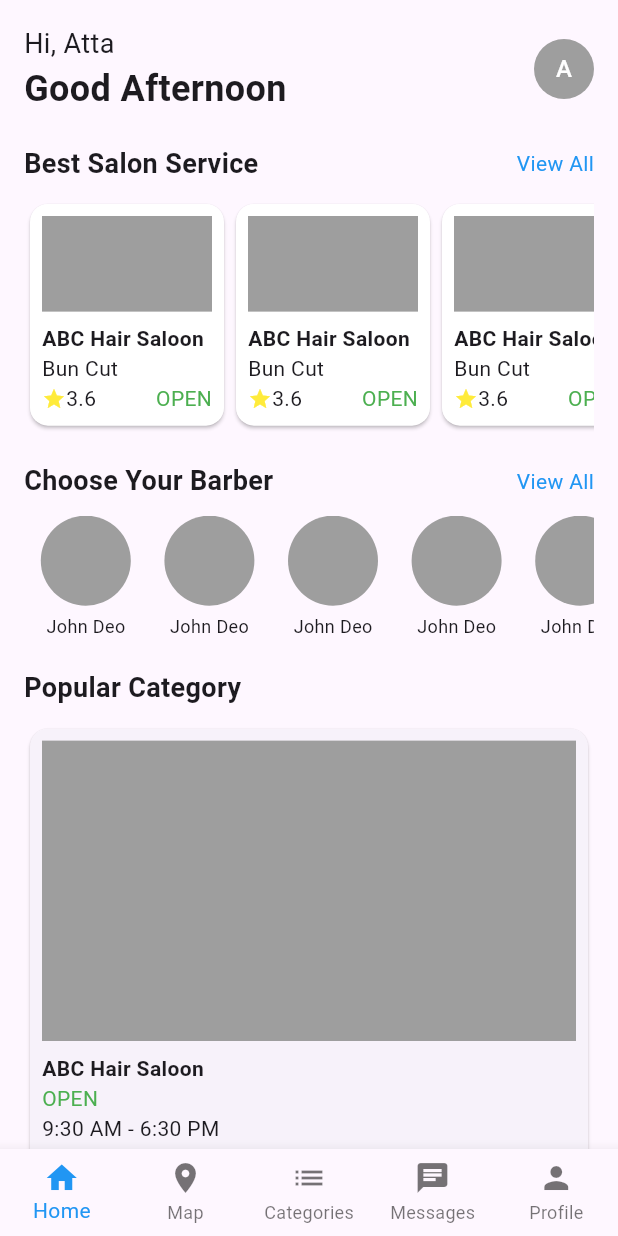
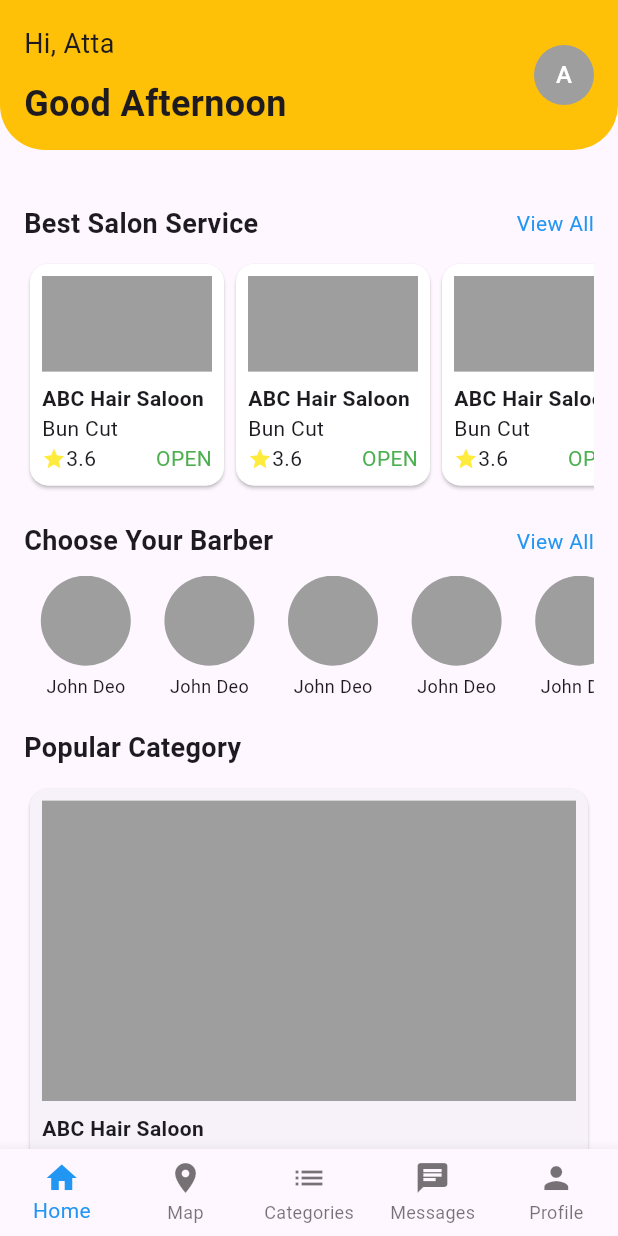
Before and after one commit to ozzene/mbs, a Flutter app: the screen it shows after launch, on a phone screen of 412 x 824 dp. Run offline on Flutter 3.47's test engine with Material 3 defaults, Android fonts, the phone set to English and light mode, and no system bars; our stand-ins replace flutter_map, latlong2.

Commit message:
feat/ screen edit

```diff
--- a/lib/src/screens/home_screen.dart
+++ b/lib/src/screens/home_screen.dart
@@ -12,13 +12,16 @@ class _HomePageState extends State<HomePage> {
   Widget build(BuildContext context) {
     return Scaffold(
       body: SafeArea(
-        child: SingleChildScrollView(
-          child: Padding(
+        child: Column(
+          children: [
+                _buildHeader(),
+            Expanded(
+              child: ListView(
+                children: [Padding(
                   padding: const EdgeInsets.all(16.0),
                   child: Column(
                     crossAxisAlignment: CrossAxisAlignment.start,
                     children: [
-                _buildHeader(),
                       const SizedBox(height: 20),
                       _buildBestSalonService(),
                       const SizedBox(height: 20),
@@ -28,28 +31,50 @@ class _HomePageState extends State<HomePage> {
                     ],
                   ),
                 ),
+                ],
+              ),
+            ),
+          ],
         ),
       ),
     );
   }
 
   Widget _buildHeader() {
-    return const Row(
+    return ClipRRect(
+      borderRadius: const BorderRadius.only(
+      topLeft: Radius.circular(0.0),
+      topRight: Radius.circular(0.0),
+      bottomLeft: Radius.circular(30.0),
+      bottomRight: Radius.circular(30.0),), // Adjust the radius as needed
+      child: Container(
+        color: Colors.amber,
+        height: 100,
+        child: const Row(
           mainAxisAlignment: MainAxisAlignment.spaceBetween,
           children: [
-        Column(
+            Padding(
+              padding: EdgeInsets.all(16.0),
+              child: Column(
                 crossAxisAlignment: CrossAxisAlignment.start,
                 children: [
                   Text('Hi, Atta', style: TextStyle(fontSize: 18)),
+                  SizedBox(height: 10,),
                   Text('Good Afternoon',
                       style: TextStyle(fontSize: 24, fontWeight: FontWeight.bold)),
                 ],
               ),
-        CircleAvatar(
+            ),
+            Padding(
+              padding: EdgeInsets.all(16.0),
+              child: CircleAvatar(
                 backgroundColor: Colors.grey,
                 child: Text('A', style: TextStyle(color: Colors.white)),
               ),
+            ),
           ],
+        ),
+      ),
     );
   }
 
--- a/pubspec.yaml
+++ b/pubspec.yaml
@@ -38,6 +38,7 @@ dependencies:
   flutter_map: ^6.1.0
   latlong2: ^0.9.1
   geolocator: ^11.1.0
+  device_preview: ^1.1.0
 
 dev_dependencies:
   flutter_test:
```
Also changed, not shown: pubspec.lock, 1 other file. Lines whose indentation alone changed are shown as unchanged.
